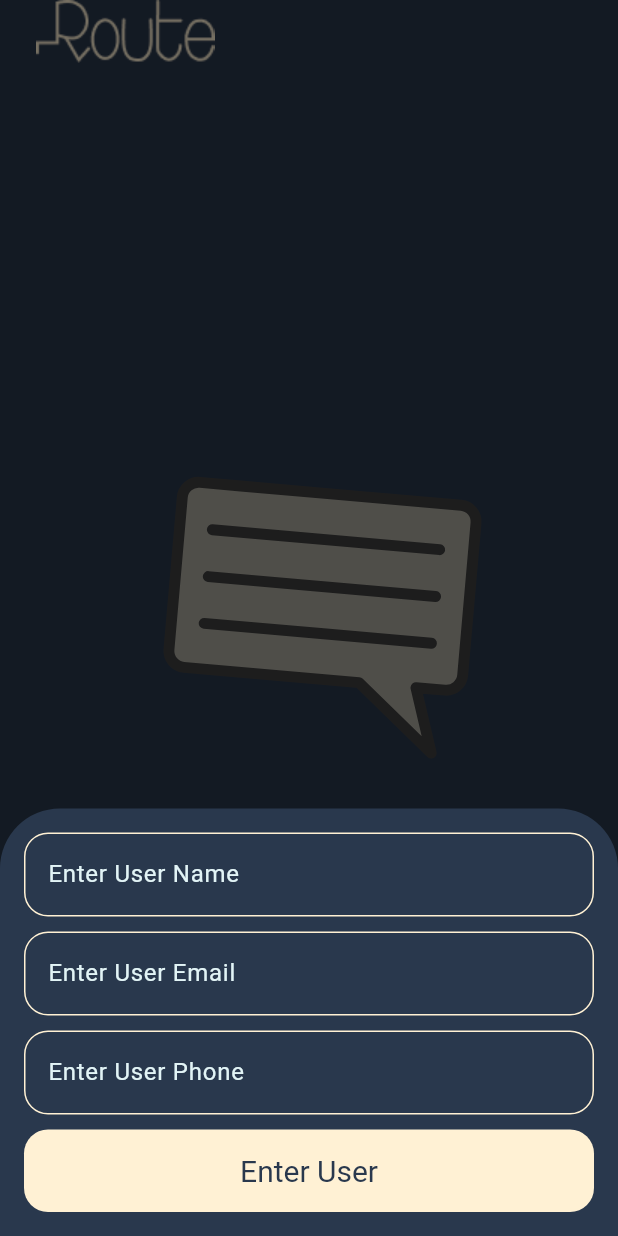
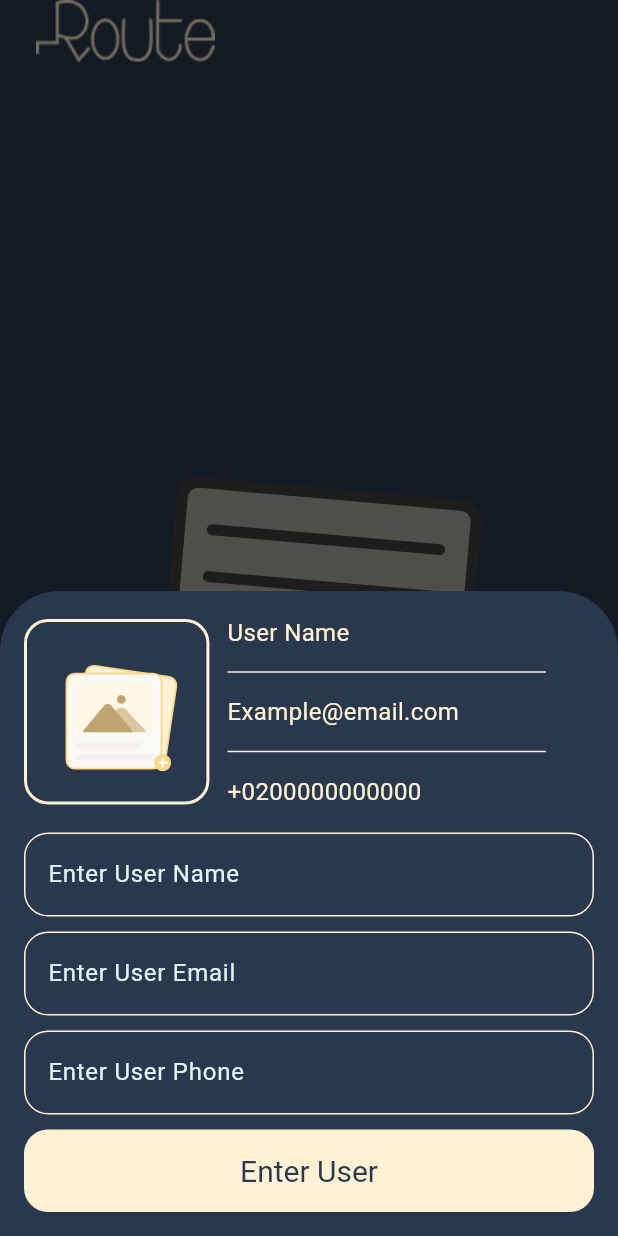
Before and after one commit to Amrelhag/contact, a Flutter app: the screen it shows after launch, after a tap on the "add" icon, on a phone screen of 412 x 824 dp. Run offline on Flutter 3.47's test engine with Material 3 defaults, Android fonts, the phone set to English and light mode, and no system bars; our stand-ins replace image_picker, lottie.

Commit message:
add user finish

```diff
--- a/lib/models/contact.dart
+++ b/lib/models/contact.dart
@@ -1,6 +1,6 @@
 import 'dart:io';
 
-abstract class Contacts{
+ class Contacts{
 
  File image;
  String name;
@@ -10,4 +10,6 @@ abstract class Contacts{
  Contacts({required this.image,required this.name,
    required this.phone,required this.email});
 
+static List<Contacts> contacts=[];
+
 }
--- a/lib/ui/home/screen/home_screen.dart
+++ b/lib/ui/home/screen/home_screen.dart
@@ -1,9 +1,15 @@
+import 'dart:io';
+
 import 'package:contact/core/AssetsManager.dart';
 import 'package:contact/core/ColorManager.dart';
 import 'package:contact/models/contact.dart';
+import 'package:contact/ui/home/widgets/Store_care.dart';
+import 'package:contact/ui/home/widgets/bottom_sheet.dart';
+import 'package:contact/ui/home/widgets/contact_card.dart';
 import 'package:contact/ui/home/widgets/custom_button.dart';
 import 'package:contact/ui/home/widgets/empty_listWidget.dart';
 import 'package:flutter/material.dart';
+import 'package:image_picker/image_picker.dart';
 
 class HomeScreen extends StatefulWidget {
   static const String routeName="home";
@@ -14,7 +20,6 @@ class HomeScreen extends StatefulWidget {
 }
 
 class _HomeScreenState extends State<HomeScreen> {
-List<Contacts> contacts=[];
 
   @override
   Widget build(BuildContext context) {
@@ -27,8 +32,26 @@ backgroundColor: ColorManager.primary,
             children: [
               Image.asset(AssetsManager.logo),
 
-              contacts.isEmpty? EmptyListwidget()
-                  :Container(color: Colors.red,),
+              Contacts.contacts.isEmpty
+                  ? EmptyListwidget()
+                  :Expanded(
+                  child: GridView.builder(
+                    padding: EdgeInsets.all(16),
+                      gridDelegate:SliverGridDelegateWithFixedCrossAxisCount(
+                          crossAxisCount: 2,
+                          mainAxisSpacing: 16,
+                          crossAxisSpacing: 16,
+                          childAspectRatio:0.7 ),
+                    itemBuilder:(context ,index)
+                    =>ContactCard(onDeleteClick: (int index){
+                      Contacts.contacts.removeAt(index);
+                      setState(() {
+
+                      });
+                    },
+                        contact: Contacts.contacts[index],
+                     index: index),
+                  itemCount: Contacts.contacts.length,))
 
             ],
           ),
@@ -37,13 +60,36 @@ backgroundColor: ColorManager.primary,
 
 
 
-      floatingActionButton: FloatingActionButton(
+      floatingActionButton: Column(mainAxisAlignment: MainAxisAlignment.end,
+        children: [
+
+          Visibility(visible: Contacts.contacts.isNotEmpty,
+            child: FloatingActionButton(
+                onPressed:(){
+            Contacts.contacts.removeAt(Contacts.contacts.length-1);
+            setState(() {
+
+            });
+                },
+            backgroundColor: Colors.red,
+              foregroundColor: ColorManager.tertiary,
+              child: Icon(Icons.delete),
+            ),
+          ),
+
+          SizedBox(height: 8,),
+
+          Visibility(visible:Contacts.contacts.length<=6 ,
+            child: FloatingActionButton(
                 onPressed:(){
             _showModelButtonSheet();
                 },
             backgroundColor: ColorManager.secondaryG,
               foregroundColor: ColorManager.primary,
               child: Icon(Icons.add),
+            ),
+          ),
+        ],
       ),
 
     );
@@ -52,13 +98,8 @@ _showModelButtonSheet();
 
 
 
-  void _showModelButtonSheet(){
-
-    final nameController=TextEditingController();
-    final emailController=TextEditingController();
-    final phoneController=TextEditingController();
-
-    showModalBottomSheet(context: context,
+  void _showModelButtonSheet()async{
+   await showModalBottomSheet(context: context,
         shape: RoundedRectangleBorder(
           borderRadius: BorderRadius.only(
               topLeft:Radius.circular(40),
@@ -67,59 +108,10 @@ _showModelButtonSheet();
         ),
         isScrollControlled: true,
         backgroundColor: ColorManager.primary,
-        builder:(context)=>Container(margin: EdgeInsets.all(16),
-          child: Padding(
-            padding: MediaQuery.of(context).viewInsets,
-            child: Wrap(children: [
+        builder:(context)=>BottomSheetWidget(),);
 
-              CustomButton(textInputType: TextInputType.name,controller: nameController, hint:"Enter User Name " ,
-                  validator: (value)=>value.isEmpty?"Enter Your Name":null),
+   setState(() {
 
-
-              CustomButton(textInputType: TextInputType.emailAddress,controller: emailController, hint:"Enter User Email " ,
-                  validator: (value){
-                if(value.isEmpty){
-                  return "Enter User Email";
-                }
-                else if(RegExp(r"^[a-zA-Z0-9.a-zA-Z0-9.!#$%&'*+-/=?^_`{|}~]+@[a-zA-Z0-9]+\.[a-zA-Z]+")
-                    .hasMatch(value));
-                  }),
-
-              CustomButton(textInputType: TextInputType.phone,controller: phoneController, hint:"Enter User Phone  " ,
-                  validator: (value){
-                if(value.isEmpty){
-                  return "Enter User Phone ";
-                }
-                else if(RegExp(   r'/^\(?(\d{3})\)?[- ]?(\d{3})[- ]?(\d{4})$/')
-                    .hasMatch(value));
-
-                  }),
-
-
-
-                  FilledButton(onPressed: (){},
-              style: FilledButton.styleFrom(
-                backgroundColor: ColorManager.secondaryG,
-                foregroundColor: ColorManager.primary,
-                textStyle: TextStyle(
-                  fontWeight: FontWeight.w400,
-                  fontSize: 20,
-
-                ),
-                shape: RoundedRectangleBorder(
-                  borderRadius: BorderRadius.circular(16)
-                ),
-              ),
-              child:Padding(
-                padding: const EdgeInsets.all(16),
-                child: Row(mainAxisAlignment: MainAxisAlignment.center,
-                  children: [
-                    Text("Enter User"),
-                  ],
-                ),
-              ) )
-                ],),
-          ),
-        ));
+   });
   }
 }
--- /dev/null
+++ b/lib/ui/home/widgets/Store_care.dart
@@ -0,0 +1,99 @@
+import 'dart:io';
+
+import 'package:contact/core/AssetsManager.dart';
+import 'package:contact/core/ColorManager.dart';
+import 'package:flutter/material.dart';
+import 'package:lottie/lottie.dart';
+
+class StoreCare extends StatefulWidget {
+
+  final TextEditingController nameController;
+  final TextEditingController emailController;
+  final TextEditingController phoneController;
+Function onClick;
+  File? image;
+   StoreCare({required this.nameController,required this.phoneController,
+     required this.emailController,required this.image,required this.onClick});
+
+  @override
+  State<StoreCare> createState() => _StoreCareState();
+}
+
+class _StoreCareState extends State<StoreCare> {
+  @override
+  Widget build(BuildContext context) {
+    return Padding(
+      padding: const EdgeInsets.only(bottom: 16),
+      child: Row(
+        children: [
+          GestureDetector(
+            onTap: ()async{
+             await widget.onClick();
+             setState(() {
+
+             });
+            },
+            child: SizedBox(
+              width: MediaQuery.of(context).size.width*0.3,
+                child: AspectRatio(
+                    aspectRatio: 1,
+                child: Container(
+                  decoration: BoxDecoration(
+                    borderRadius: BorderRadius.circular(16),
+                    border: Border.all(
+                      width: 2,
+                      color: ColorManager.secondaryG
+                    )
+                  ),
+
+                  child: widget.image==null
+                      ?Lottie.asset(AssetsManager.imagePickerAnimation)
+                  :Image.file(widget.image!,fit: BoxFit.cover,),
+                ),)),
+          ),
+          Expanded(
+            child: Padding(
+              padding: const EdgeInsets.symmetric(horizontal: 12.0,),
+              child: Column(crossAxisAlignment: CrossAxisAlignment.start,
+                children: [
+                  ValueListenableBuilder(valueListenable: widget.nameController,
+                      builder:(context, value, child) =>
+                          Text(value.text.isEmpty?"User Name"
+                          :value.text,
+                          style: TextStyle(
+                            fontSize: 16,
+                            color: ColorManager.secondaryG
+                          ),)
+                           ,),
+
+                  Divider(color: ColorManager.secondaryG,endIndent: 20,height: 30,),
+
+                  ValueListenableBuilder(valueListenable: widget.emailController,
+                      builder:(context, value, child) =>
+                          Text(value.text.isEmpty?"Example@email.com"
+                          :value.text,
+                          style: TextStyle(
+                            fontSize: 16,
+                            color: ColorManager.secondaryG
+                          ),)
+                           ,),
+              Divider(color: ColorManager.secondaryG,endIndent: 20,height: 30,),
+
+                  ValueListenableBuilder(valueListenable: widget.phoneController,
+                      builder:(context, value, child) =>
+                          Text(value.text.isEmpty?"+0200000000000"
+                          :value.text,
+                          style: TextStyle(
+                            fontSize: 16,
+                            color: ColorManager.secondaryG
+                          ),)
+                           ,)
+                ],
+              ),
+            ),
+          )
+        ],
+      ),
+    );
+  }
+}
--- /dev/null
+++ b/lib/ui/home/widgets/bottom_sheet.dart
@@ -0,0 +1,116 @@
+import 'dart:io';
+
+import 'package:contact/models/contact.dart';
+import 'package:flutter/material.dart';
+import 'package:image_picker/image_picker.dart';
+
+import '../../../core/ColorManager.dart';
+import 'Store_care.dart';
+import 'custom_button.dart';
+
+class BottomSheetWidget extends StatefulWidget {
+
+   BottomSheetWidget({super.key});
+
+  @override
+  State<BottomSheetWidget> createState() => _BottomSheetState();
+}
+
+class _BottomSheetState extends State<BottomSheetWidget> {
+  final nameController=TextEditingController();
+
+  final emailController=TextEditingController();
+
+  final phoneController=TextEditingController();
+
+  File? image;
+final formKey= GlobalKey<FormState>();
+  @override
+  Widget build(BuildContext context) {
+    return   Form(
+      key: formKey,
+      child: Container(margin: EdgeInsets.all(16),
+        child: Padding(
+          padding: MediaQuery.of(context).viewInsets,
+          child: Wrap(children: [
+            StoreCare(nameController: nameController,
+              phoneController: phoneController,
+              emailController: emailController,
+              image:image ,
+              onClick: ()async{
+                ImagePicker imagePicker=ImagePicker();
+                var file=await imagePicker.pickImage(source: ImageSource.gallery,);
+                if(file!=null){
+                  image= File(file.path);
+                  setState(() {
+
+                  });
+
+                }
+              },),
+
+
+
+            CustomButton(textInputType: TextInputType.name,controller: nameController, hint:"Enter User Name " ,
+                validator: (value)=>value.isEmpty?"Enter Your Name":null),
+
+
+            CustomButton(textInputType: TextInputType.emailAddress,controller: emailController, hint:"Enter User Email " ,
+                validator: (value){
+                  if(value.isEmpty){
+                    return "Enter User Email";
+                  }
+                  else if(RegExp(r"^[a-zA-Z0-9.a-zA-Z0-9.!#$%&'*+-/=?^_`{|}~]+@[a-zA-Z0-9]+\.[a-zA-Z]+")
+                      .hasMatch(value));
+                }),
+
+            CustomButton(textInputType: TextInputType.phone,controller: phoneController, hint:"Enter User Phone  " ,
+                validator: (value){
+                  if(value.isEmpty){
+                    return "Enter User Phone ";
+                  }
+                  else if(RegExp(   r'/^\(?(\d{3})\)?[- ]?(\d{3})[- ]?(\d{4})$/')
+                      .hasMatch(value));
+
+                }),
+
+
+
+            FilledButton(
+
+                onPressed: (){
+                  if(formKey.currentState!.validate()){
+                    if(image==null){
+                      return;
+                    }
+                  }
+                    Contacts.contacts.add(Contacts(image:image! ,name:nameController.text ,
+                        email:emailController.text ,phone:phoneController.text ));
+Navigator.pop(context);
+                },
+                style: FilledButton.styleFrom(
+                  backgroundColor: ColorManager.secondaryG,
+                  foregroundColor: ColorManager.primary,
+                  textStyle: TextStyle(
+                    fontWeight: FontWeight.w400,
+                    fontSize: 20,
+
+                  ),
+                  shape: RoundedRectangleBorder(
+                      borderRadius: BorderRadius.circular(16)
+                  ),
+                ),
+                child:Padding(
+                  padding: const EdgeInsets.all(16),
+                  child: Row(mainAxisAlignment: MainAxisAlignment.center,
+                    children: [
+                      Text("Enter User"),
+                    ],
+                  ),
+                ) )
+          ],),
+        ),
+      ),
+    );
+  }
+}
--- a/pubspec.yaml
+++ b/pubspec.yaml
@@ -35,6 +35,7 @@ dependencies:
   # Use with the CupertinoIcons class for iOS style icons.
   cupertino_icons: ^1.0.8
   lottie: ^3.3.1
+  image_picker:
 
 dev_dependencies:
   flutter_test:
```
Also changed, not shown: lib/ui/home/widgets/contact_card.dart (added, +97 -0 lines), assets/images/elbalf.png (added), assets/images/leo.png (added), pubspec.lock, 6 other files. Lines whose indentation alone changed are shown as unchanged.
